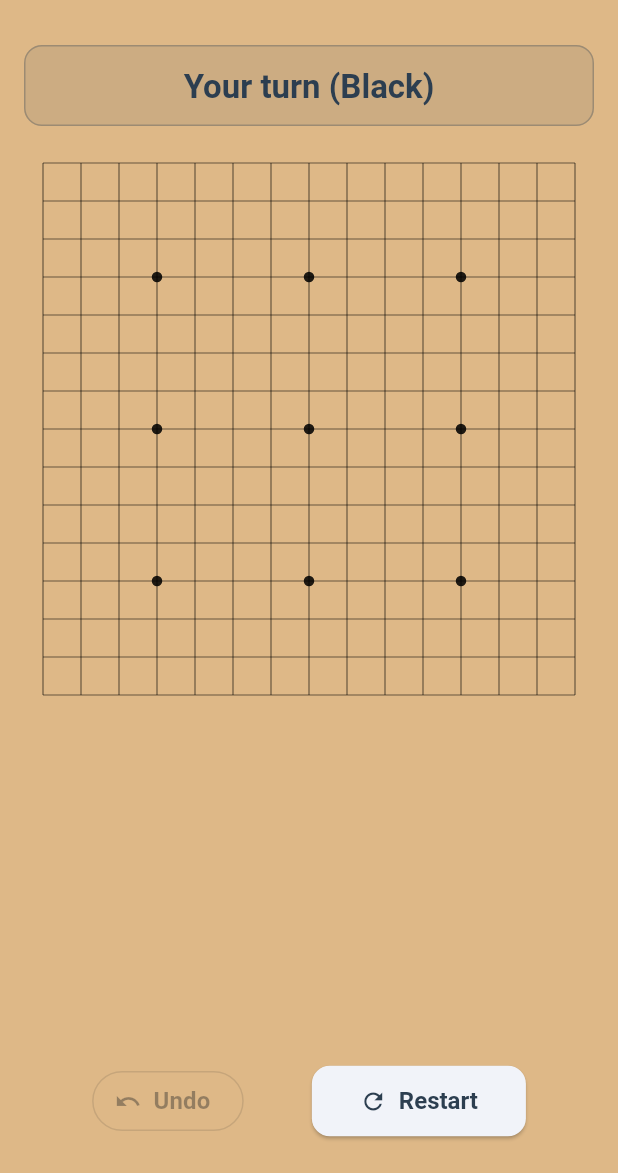
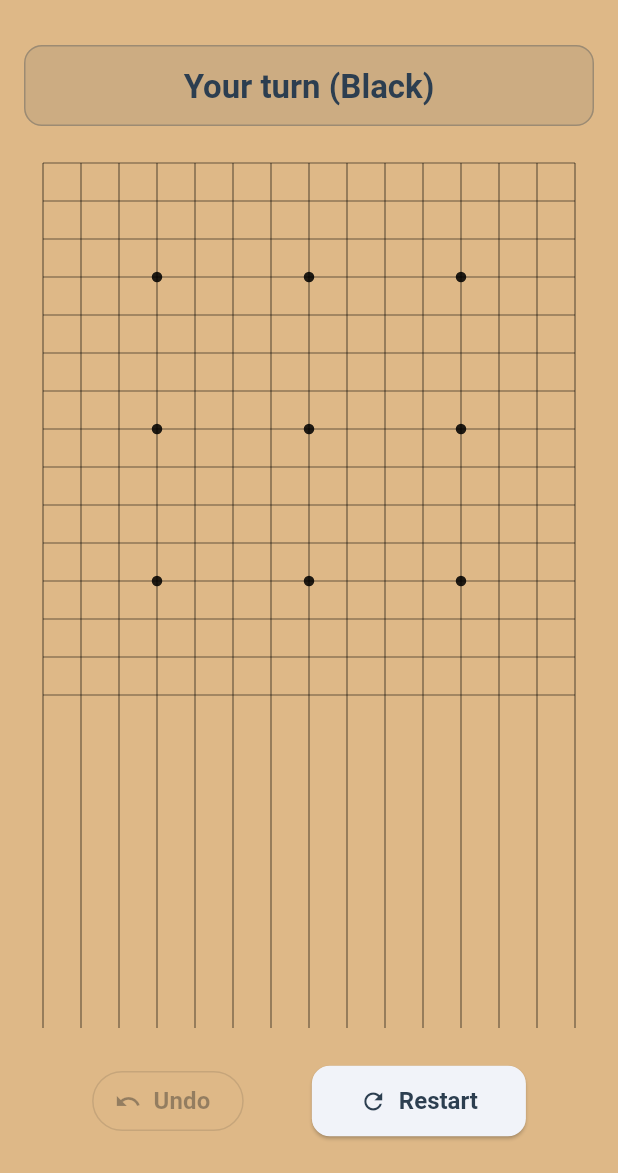
Before and after one commit to murmur-wu/flutter_backgammon, a Flutter app: the GameScreen screen opened by its route, on a phone screen of 412 x 824 dp, the part 63-1236 px from its top. Run offline on Flutter 3.47's test engine with Material 3 defaults, Android fonts, the phone set to English and light mode, and no system bars; our stand-ins replace flutter_riverpod, go_router.

Commit message:
fix: wrap GomokuBoard in Expanded to prevent Column overflow in tests
Co-authored-by: murmur-wu <258854836+murmur-wu@users.noreply.github.com>

```diff
--- a/lib/features/gomoku/presentation/screens/game_screen.dart
+++ b/lib/features/gomoku/presentation/screens/game_screen.dart
@@ -25,10 +25,9 @@ class GameScreen extends StatelessWidget {
             children: [
               StatusBar(),
               SizedBox(height: 12),
-              GomokuBoard(),
+              Expanded(child: GomokuBoard()),
               SizedBox(height: 12),
               ResultBanner(),
-              Spacer(),
               ControlPanel(),
               SizedBox(height: 8),
             ],
```
